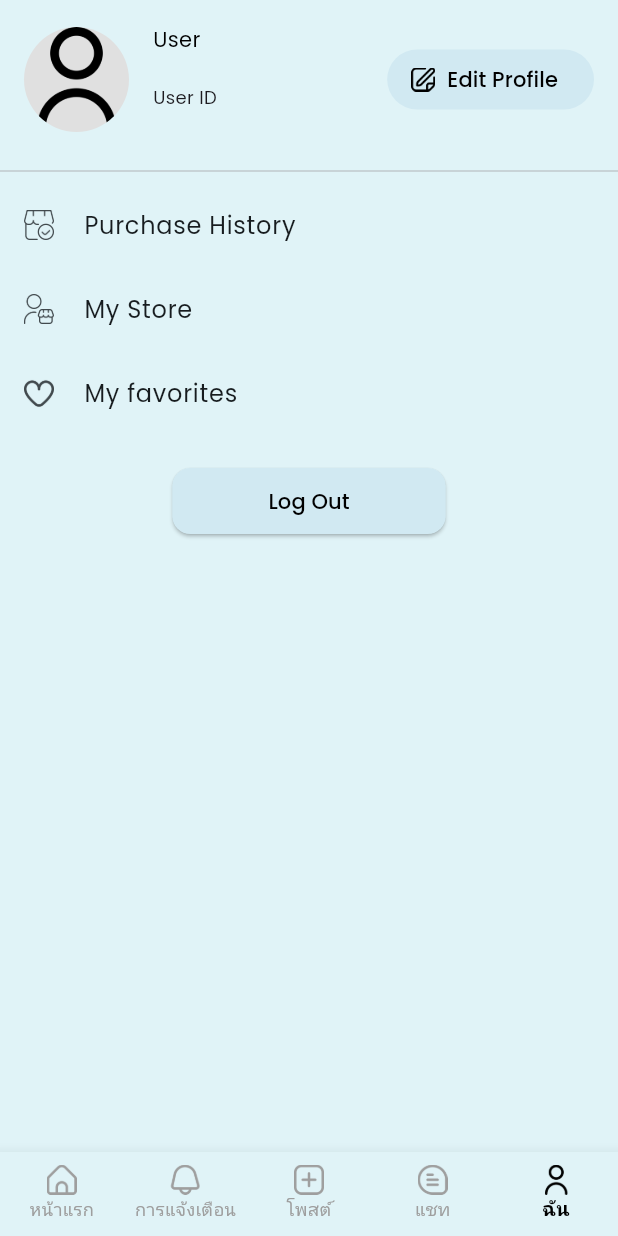
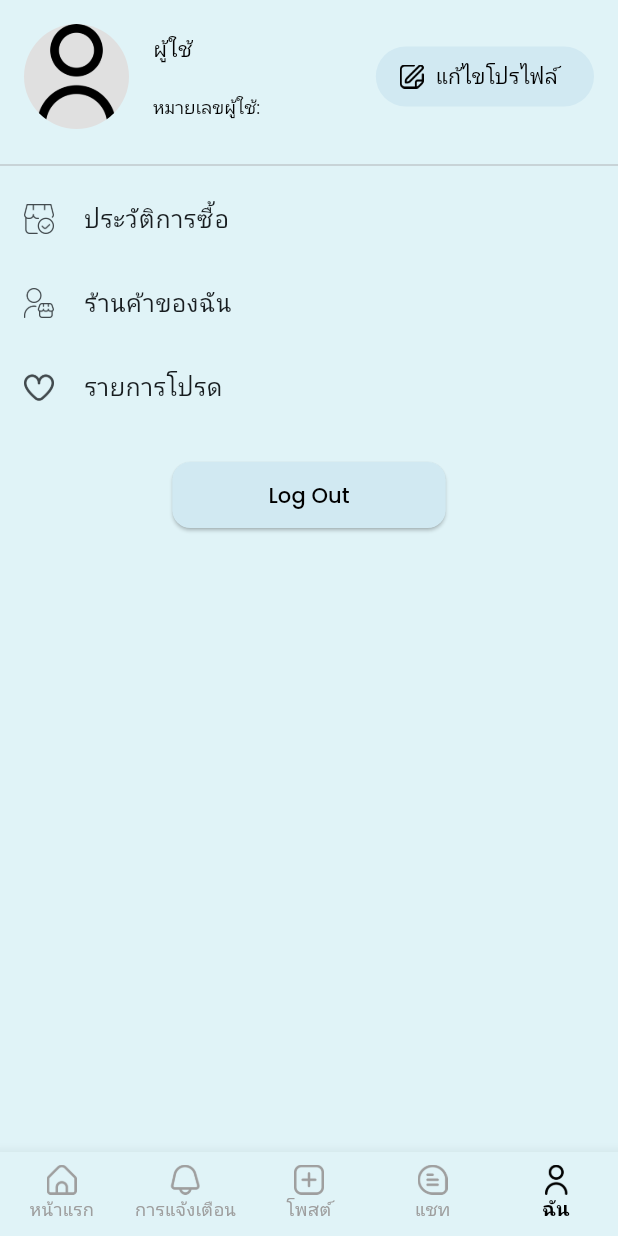
Before and after one commit to sareefhub/Locaza, a Flutter app: the ProfileScreen screen opened by its route, on a phone screen of 412 x 824 dp. Run offline on Flutter 3.47's test engine with Material 3 defaults, Android fonts, the phone set to English and light mode, and no system bars; our stand-ins replace dropdown_button2, flutter_riverpod, go_router, google_fonts, image_picker, responsive_builder and 1 more; accounts and stored records are empty; Roboto replaces fonts that are missing (Sarabun).

Commit message:
feat(profile): enhance profile screen with logout confirmation and store navigation

```diff
--- a/frontend/lib/features/profile/presentation/screens/profile_screen.dart
+++ b/frontend/lib/features/profile/presentation/screens/profile_screen.dart
@@ -2,6 +2,7 @@ import 'package:flutter/material.dart';
 import 'package:go_router/go_router.dart';
 import '../../../../core/widgets/navigation.dart';
 import '../../../../utils/user_session.dart';
+import '../../../store/store_screen.dart';
 
 class ProfileScreen extends StatefulWidget {
   const ProfileScreen({super.key});
@@ -32,10 +33,36 @@ class _ProfileScreenState extends State<ProfileScreen> {
     });
   }
 
+  void _confirmLogout(BuildContext context) {
+    showDialog(
+      context: context,
+      builder: (ctx) => AlertDialog(
+        title: const Text("ยืนยันการออกจากระบบ"),
+        content: const Text("คุณแน่ใจหรือไม่ที่จะออกจากระบบ?"),
+        actions: [
+          TextButton(
+            onPressed: () => context.pop(), // ❌ ยกเลิกด้วย GoRouter
+            child: const Text("ยกเลิก"),
+          ),
+          ElevatedButton(
+            onPressed: () {
+              context.pop(); // ปิด dialog
+              UserSession.clear();
+              context.go('/login'); // ✅ ใช้ GoRouter ไปหน้า login
+            },
+            style: ElevatedButton.styleFrom(
+              backgroundColor: const Color(0xFFD1E9F2),
+              foregroundColor: Colors.black,
+            ),
+            child: const Text("ยืนยัน"),
+          ),
+        ],
+      ),
+    );
+  }
+
   @override
   Widget build(BuildContext context) {
-    final bool isLoggedIn = username != null && userId != null && phone != null;
-
     return Scaffold(
       bottomNavigationBar: const BottomNavBar(currentIndex: 4),
       backgroundColor: const Color(0xFFE0F3F7),
@@ -62,21 +89,39 @@ class _ProfileScreenState extends State<ProfileScreen> {
                           crossAxisAlignment: CrossAxisAlignment.start,
                           children: [
                             const Text(
-                              'User',
+                              'ผู้ใช้',
                               style: TextStyle(
                                 fontSize: 14,
                                 color: Colors.black,
                               ),
                             ),
                             Text(
-                              username ?? 'Guest',
+                              username!,
                               style: const TextStyle(
                                 fontWeight: FontWeight.bold,
                               ),
                             ),
-                            Text(
-                              userId != null ? 'User ID\n$userId' : '',
-                              style: const TextStyle(fontSize: 12),
+                            RichText(
+                              text: TextSpan(
+                                children: [
+                                  const TextSpan(
+                                    text: 'หมายเลขผู้ใช้: ',
+                                    style: TextStyle(
+                                      fontSize: 12,
+                                      color: Colors.black,
+                                      fontWeight: FontWeight.normal,
+                                    ),
+                                  ),
+                                  TextSpan(
+                                    text: userId,
+                                    style: const TextStyle(
+                                      fontSize: 12,
+                                      color: Colors.black,
+                                      fontWeight: FontWeight.bold,
+                                    ),
+                                  ),
+                                ],
+                              ),
                             ),
                           ],
                         ),
@@ -90,7 +135,7 @@ class _ProfileScreenState extends State<ProfileScreen> {
                             AssetImage('assets/icons/edit.png'),
                             size: 16,
                           ),
-                          label: const Text('Edit Profile'),
+                          label: const Text('แก้ไขโปรไฟล์'),
                           style: ElevatedButton.styleFrom(
                             backgroundColor: const Color(0xFFD1E9F2),
                             foregroundColor: Colors.black,
@@ -109,26 +154,40 @@ class _ProfileScreenState extends State<ProfileScreen> {
                             AssetImage('assets/icons/seller-store.png'),
                             size: 20,
                           ),
-                          title: const Text("Purchase History"),
+                          title: const Text("ประวัติการซื้อ"),
                           onTap: () {
                             context.go('/purchase_history');
                           },
                         ),
-
                         ListTile(
                           leading: const ImageIcon(
                             AssetImage('assets/icons/seller.png'),
                             size: 20,
                           ),
-                          title: const Text("My Store"),
-                          onTap: () {},
+                          title: const Text("ร้านค้าของฉัน"),
+                          onTap: () {
+                            final sellerData = {
+                              'id': UserSession.userId ?? '1',
+                              'name': UserSession.username ?? 'ร้านค้าของฉัน',
+                              'avatar_url': UserSession.profileImageUrl ?? '',
+                              'rating': 4.9,
+                              'followers': 120,
+                              'products': [],
+                              'categories': [],
+                            };
+
+                            context.push(
+                              '/store/${UserSession.userId ?? '1'}',
+                              extra: {'isOwner': true, 'seller': sellerData},
+                            );
+                          },
                         ),
                         ListTile(
                           leading: const ImageIcon(
                             AssetImage('assets/icons/heart.png'),
                             size: 20,
                           ),
-                          title: const Text("My favorites"),
+                          title: const Text("รายการโปรด"),
                           onTap: () {
                             context.go('/favorite');
                           },
@@ -136,14 +195,7 @@ class _ProfileScreenState extends State<ProfileScreen> {
                         const SizedBox(height: 20),
                         Center(
                           child: ElevatedButton(
-                            onPressed: () {
-                              if (isLoggedIn) {
-                                UserSession.clear();
-                                context.go('/login');
-                              } else {
-                                context.go('/login');
-                              }
-                            },
+                            onPressed: () => _confirmLogout(context),
                             style: ElevatedButton.styleFrom(
                               backgroundColor: const Color(0xFFD1E9F2),
                               foregroundColor: Colors.black,
@@ -151,12 +203,12 @@ class _ProfileScreenState extends State<ProfileScreen> {
                                 borderRadius: BorderRadius.circular(12),
                               ),
                             ),
-                            child: Padding(
-                              padding: const EdgeInsets.symmetric(
+                            child: const Padding(
+                              padding: EdgeInsets.symmetric(
                                 horizontal: 40,
                                 vertical: 12,
                               ),
-                              child: Text(isLoggedIn ? 'Log Out' : 'Log In'),
+                              child: Text('Log Out'),
                             ),
                           ),
                         ),
```
